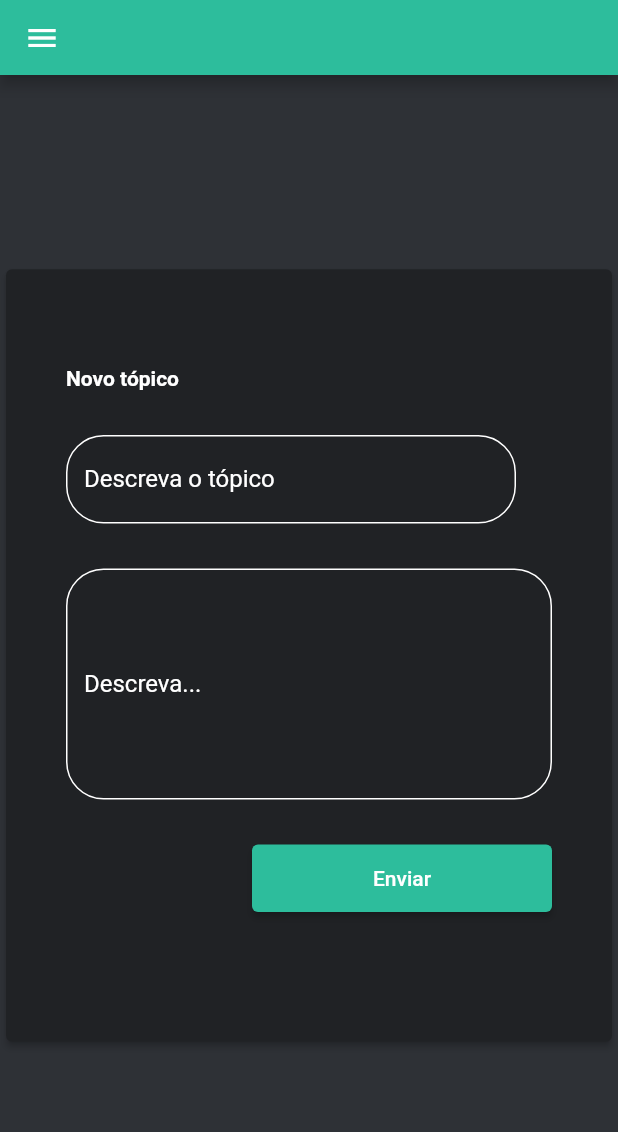
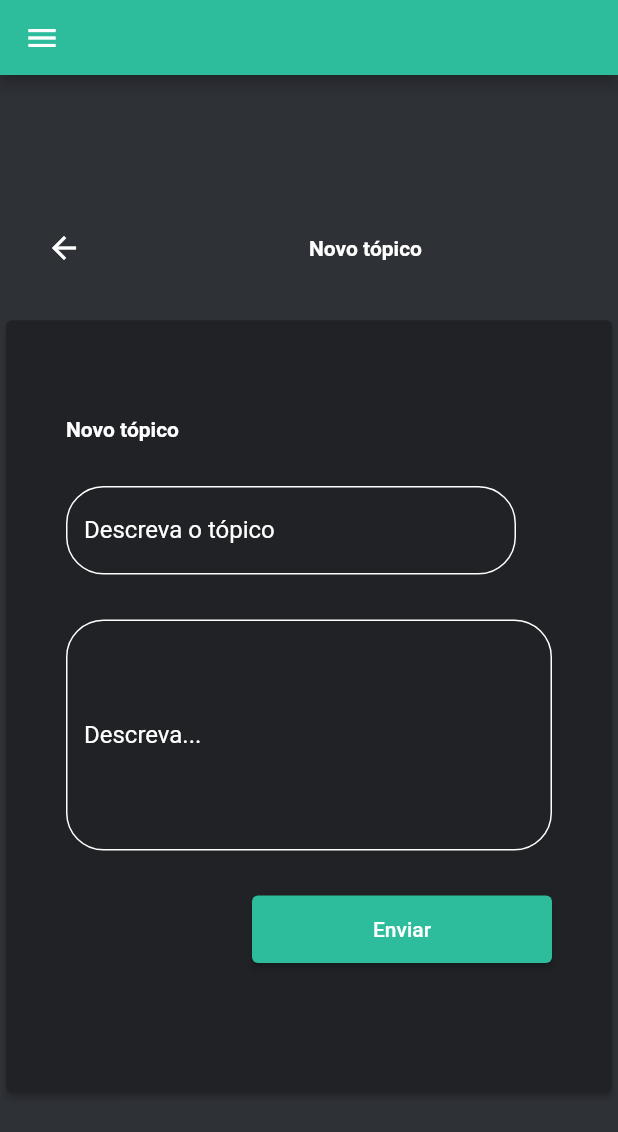
Before and after one commit to maiconAugusto/Platform-course, a Flutter app: the TopicView screen opened by its route, on a phone screen of 412 x 824 dp. Shown: the top 1132 px of the screen. Run offline on Flutter 3.47's test engine with Material 2 defaults, Android fonts, the phone set to English and light mode, and no system bars; our stand-ins replace chewie, get, motion_toast, video_player.

Commit message:
novas funcionalidades

```diff
--- a/lib/app/global/drawerCustom.dart
+++ b/lib/app/global/drawerCustom.dart
@@ -46,6 +46,13 @@ class DrawerCustom extends StatelessWidget {
             },
           ),
           ListTile(
+            leading: Icon(Icons.theater_comedy_rounded),
+            title: const Text('Modo instrutor'),
+            onTap: () {
+              Get.toNamed(Routes.home);
+            },
+          ),
+          ListTile(
             leading: Icon(Icons.help_outline_rounded),
             title: const Text('Suporte'),
             onTap: () {
--- a/lib/app/modules/topic/page.dart
+++ b/lib/app/modules/topic/page.dart
@@ -20,6 +20,33 @@ class TopicView extends GetView<TopicController> {
         width: MediaQuery.of(context).size.width,
         color: const Color(0xff2E3136),
         child: Column(mainAxisAlignment: MainAxisAlignment.center, children: [
+          SizedBox(
+            width: MediaQuery.of(context).size.width / 1.1,
+            child: Row(children: [
+              Expanded(
+                  child: Container(
+                      alignment: Alignment.topLeft,
+                      child: IconButton(
+                        onPressed: () {
+                          Get.back();
+                        },
+                        icon: const Icon(
+                          Icons.arrow_back_sharp,
+                          color: Colors.white,
+                        ),
+                      ))),
+              const Expanded(
+                child: Text(
+                  'Novo tópico',
+                  style: TextStyle(
+                      color: Colors.white, fontWeight: FontWeight.w600),
+                ),
+              )
+            ]),
+          ),
+          SizedBox(
+            height: 20,
+          ),
           Form(
             child: Card(
               color: const Color(0xff202225),
```
